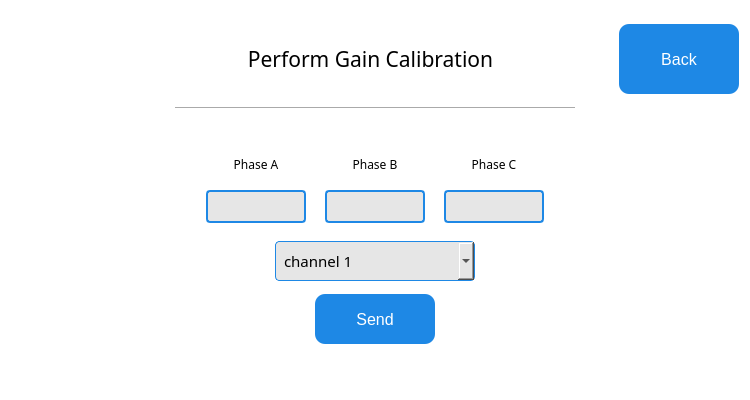
Old version of the form QT_APP/calibrationdialog.ui in the repository eSpark-Backup/nabilfesal-msm-fw.
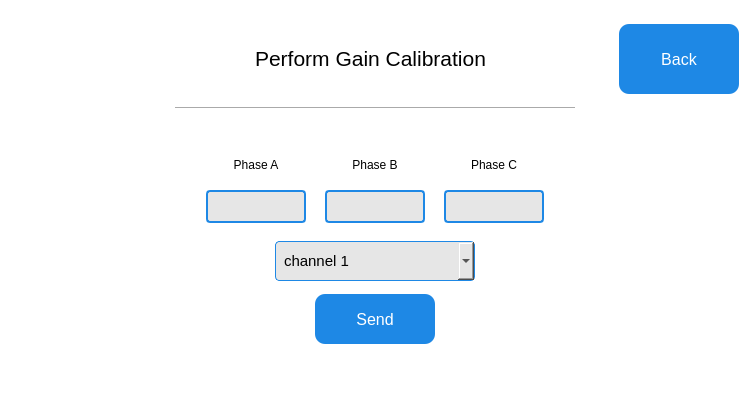
New version of the form.

What changed in the file:
```diff
--- a/QT_APP/calibrationdialog.ui
+++ b/QT_APP/calibrationdialog.ui
@@ -54,10 +54,10 @@
       <widget class="QLabel" name="mainLabel">
        <property name="font">
         <font>
-         <family>Gilroy</family>
+         <family>Ubuntu</family>
          <pointsize>16</pointsize>
+         <bold>false</bold>
          <underline>false</underline>
-         <fontweight>Medium</fontweight>
         </font>
        </property>
        <property name="focusPolicy">
@@ -226,7 +226,7 @@
          </property>
          <property name="font">
           <font>
-           <family>Gilroy</family>
+           <family>Ubuntu</family>
           </font>
          </property>
          <property name="lineWidth">
@@ -299,7 +299,7 @@
          </property>
          <property name="font">
           <font>
-           <family>Gilroy-Regular</family>
+           <family>Ubuntu</family>
           </font>
          </property>
          <property name="text">
@@ -369,7 +369,7 @@
          </property>
          <property name="font">
           <font>
-           <family>Gilroy-Regular</family>
+           <family>Ubuntu</family>
           </font>
          </property>
          <property name="text">
@@ -461,7 +461,7 @@
        </property>
        <property name="font">
         <font>
-         <family>Gilroy-Regular</family>
+         <family>Ubuntu</family>
          <pointsize>-1</pointsize>
         </font>
        </property>
```
